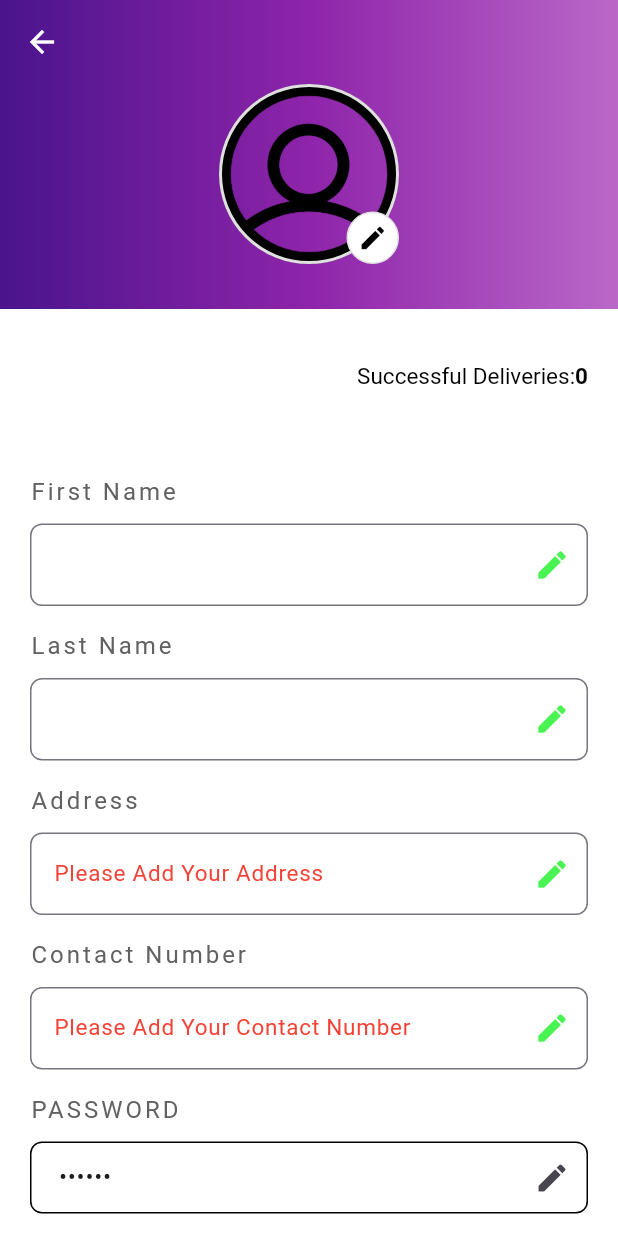
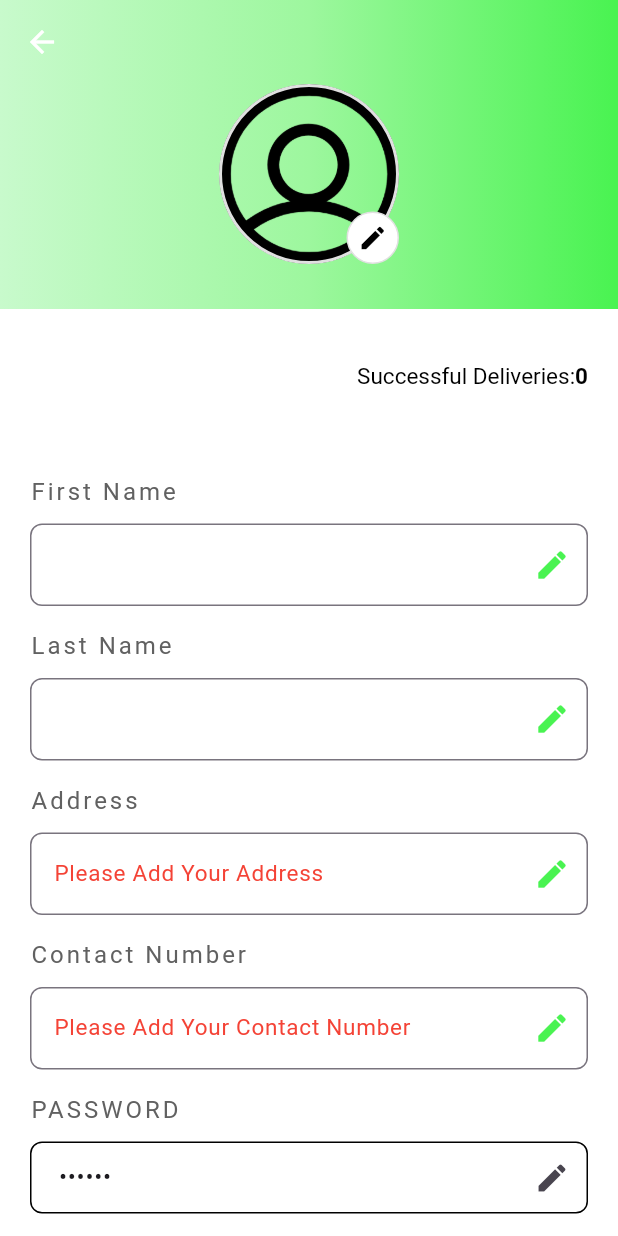
Before and after one commit to beejee0717/marketlink-app, a Flutter app: the Rider screen opened directly with empty values, after a tap on the "person" icon, on a phone screen of 412 x 824 dp. Run offline on Flutter 3.47's test engine with Material 3 defaults, Android fonts, the light colour scheme and no system bars; drawn by our look-alikes of auto_size_text, modal_progress_hud_nsn; our stand-ins replace animate_do, cloud_firestore, email_validator, firebase_auth, firebase_core, firebase_messaging and 5 more; missing offline and left inert: tflite_flutter; accounts and stored records are empty; network calls fail; project files that could hold a hidden picture were left out.

Commit message:
- added functional event based theme for rider

```diff
--- a/lib/customer/wishlist.dart
+++ b/lib/customer/wishlist.dart
@@ -1,7 +1,6 @@
 import 'package:flutter/material.dart';
 import 'package:cloud_firestore/cloud_firestore.dart';
 import 'package:flutter_spinkit/flutter_spinkit.dart';
-import 'package:http/http.dart';
 import 'package:marketlinkapp/components/colors.dart';
 import 'package:marketlinkapp/notif.dart';
 import 'package:marketlinkapp/theme/event_theme.dart';
--- a/lib/rider/home.dart
+++ b/lib/rider/home.dart
@@ -3,9 +3,11 @@ import 'package:cloud_firestore/cloud_firestore.dart';
 import 'package:flutter_spinkit/flutter_spinkit.dart';
 import 'package:marketlinkapp/components/appbar.dart';
 import 'package:marketlinkapp/components/auto_size_text.dart';
+import 'package:marketlinkapp/components/colors.dart';
 import 'package:marketlinkapp/components/navigator.dart';
 import 'package:marketlinkapp/rider/delivery_details.dart';
 import 'package:marketlinkapp/rider/profile.dart';
+import 'package:marketlinkapp/theme/event_theme.dart';
 import 'package:provider/provider.dart';
 import '../provider/user_provider.dart';
 
@@ -19,6 +21,7 @@ class RiderHome extends StatefulWidget {
 class _RiderHomeState extends State<RiderHome> {
   late Stream<List<Map<String, dynamic>>> productsStream;
   bool productsStrInitialized = false;
+  late AppEvent currentEvent = getCurrentEvent();
 
   @override
   void initState() {
@@ -142,9 +145,15 @@ class _RiderHomeState extends State<RiderHome> {
   Widget build(BuildContext context) {
     final userInfo = Provider.of<UserProvider>(context, listen: false).user;
     return Scaffold(
-        backgroundColor: const Color.fromARGB(255, 255, 255, 255),
         appBar: appbar(context, destination: RiderProfile()),
-        body: Column(
+        body: Container(
+           decoration: BoxDecoration(
+    image: DecorationImage(
+      image: AssetImage(backgroundImage(currentEvent)),
+      fit: BoxFit.cover,
+    ),
+  ),
+          child: Column(
             crossAxisAlignment: CrossAxisAlignment.start,
             children: [
               Padding(
@@ -156,7 +165,6 @@ class _RiderHomeState extends State<RiderHome> {
                 ),
               ),
               Expanded(
-              // This makes the list scrollable and avoids pixel overflow
                 child: StreamBuilder<bool>(
                   stream: getRiderApprovalStatus(userInfo?.uid),
                   builder: (context, snapshot) {
@@ -241,6 +249,7 @@ class _RiderHomeState extends State<RiderHome> {
                                   );
                                 },
                                 child: Card(
+                                  color: AppColors.transparentWhite,
                                   elevation: 2,
                                   shape: RoundedRectangleBorder(
                                     borderRadius: BorderRadius.circular(10),
@@ -358,6 +367,7 @@ class _RiderHomeState extends State<RiderHome> {
                 ),
               ),
             ],
+          ),
         ));
   }
 }
--- a/lib/rider/profile.dart
+++ b/lib/rider/profile.dart
@@ -9,6 +9,7 @@ import 'package:marketlinkapp/components/colors.dart';
 import 'package:marketlinkapp/components/editable_textfield.dart';
 import 'package:marketlinkapp/components/snackbar.dart';
 import 'package:marketlinkapp/onboarding/login.dart';
+import 'package:marketlinkapp/theme/event_theme.dart';
 
 import 'package:modal_progress_hud_nsn/modal_progress_hud_nsn.dart';
 import 'package:provider/provider.dart';
@@ -28,6 +29,8 @@ class RiderProfile extends StatefulWidget {
 }
 
 class _RiderProfileState extends State<RiderProfile> {
+late AppEvent currentEvent = getCurrentEvent();
+
    bool isLoading = false;
   bool isEditingFirstName = false;
   bool isEditingLastName = false;
@@ -71,11 +74,7 @@ class _RiderProfileState extends State<RiderProfile> {
         child: Container(
           decoration: BoxDecoration(
             gradient: LinearGradient(
-              colors: [
-                Colors.purple.shade900,
-                Colors.purple.shade600,
-                Colors.purple.shade300
-              ],
+              colors:getEventGradient(currentEvent),
               begin: Alignment.topLeft,
               end: Alignment.topRight,
             ),
--- a/lib/rider/rider.dart
+++ b/lib/rider/rider.dart
@@ -5,6 +5,7 @@ import 'package:marketlinkapp/components/colors.dart';
 import 'package:marketlinkapp/components/dialog.dart';
 import 'package:marketlinkapp/rider/deliveries.dart';
 import 'package:marketlinkapp/rider/home.dart';
+import 'package:marketlinkapp/theme/event_theme.dart';
 
 class Rider extends StatefulWidget {
   final String userId;
@@ -17,6 +18,7 @@ class Rider extends StatefulWidget {
 class _RiderState extends State<Rider> {
   int _selectedIndex = 0;
   late List<Widget> _pages;
+  late AppEvent currentEvent = getCurrentEvent();
 
   @override
   void initState() {
@@ -49,20 +51,32 @@ class _RiderState extends State<Rider> {
       },
       child: Scaffold(
         body: _pages[_selectedIndex],
-       bottomNavigationBar: BottomNavigationBar(
+   bottomNavigationBar: Stack(
+  children: [
+    Container(
+      height: 60,
+      width: double.infinity,
+      color: backgroundColor(currentEvent), // <- Event-based background
+    ),
+    SizedBox(
+      height: 60,
+      child: BottomNavigationBar(
         currentIndex: _selectedIndex,
         onTap: _onItemTapped,
-          backgroundColor: Colors.white,
+        backgroundColor: Colors.transparent,
+        elevation: 0,
         selectedItemColor: AppColors.primary,
         unselectedItemColor: Colors.grey,
+        type: BottomNavigationBarType.fixed,
         items: const [
           BottomNavigationBarItem(
             icon: Icon(Icons.home),
             label: 'Home',
           ),
-
           BottomNavigationBarItem(
-                icon: Icon(Icons.list), label: 'Deliveries'),
+            icon: Icon(Icons.list),
+            label: 'Deliveries',
+          ),
           BottomNavigationBarItem(
             icon: Icon(Icons.chat),
             label: 'Chat',
@@ -70,6 +84,9 @@ class _RiderState extends State<Rider> {
         ],
       ),
     ),
+  ],
+),
+   ),
     );
   }
 }
--- a/lib/theme/event_theme.dart
+++ b/lib/theme/event_theme.dart
@@ -160,8 +160,8 @@ case AppEvent.valentines:
 }
 
 
-List<Color> getEventGradient(AppEvent event) {
-  switch (event) {
+List<Color> getEventGradient(AppEvent currentEvent) {
+  switch (currentEvent) {
     case AppEvent.valentines:
       return [
         const Color(0xFFFFC1E3),
```
Also changed, not shown: lib/rider/deliveries.dart (+13 -7 lines), lib/rider/delivery_details.dart (+16 -8 lines). Lines whose indentation alone changed are shown as unchanged.
